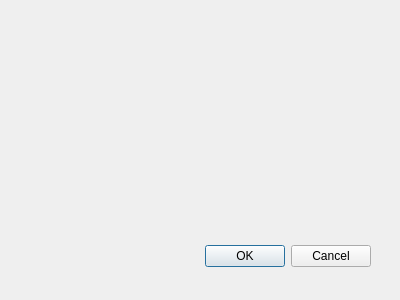
First picture: the form in aggiungiprodottodialog.ui, repository AlexWhite1608/LaboratorioProgrammazione, before the edit.
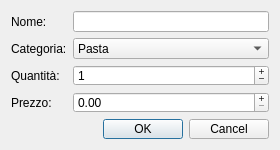
Second picture: the form after the edit.

Commit message: modificate proprietà del form

```diff
--- a/aggiungiprodottodialog.ui
+++ b/aggiungiprodottodialog.ui
@@ -6,14 +6,14 @@
    <rect>
     <x>0</x>
     <y>0</y>
-    <width>400</width>
-    <height>300</height>
+    <width>280</width>
+    <height>150</height>
    </rect>
   </property>
   <property name="minimumSize">
    <size>
-    <width>400</width>
-    <height>300</height>
+    <width>280</width>
+    <height>150</height>
    </size>
   </property>
   <property name="maximumSize">
@@ -25,22 +25,146 @@
   <property name="windowTitle">
    <string>Aggiungi prodotto</string>
   </property>
-  <widget class="QDialogButtonBox" name="buttonBox">
-   <property name="geometry">
-    <rect>
-     <x>30</x>
-     <y>240</y>
-     <width>341</width>
-     <height>32</height>
-    </rect>
-   </property>
-   <property name="orientation">
-    <enum>Qt::Horizontal</enum>
-   </property>
-   <property name="standardButtons">
-    <set>QDialogButtonBox::Cancel|QDialogButtonBox::Ok</set>
-   </property>
-  </widget>
+  <layout class="QGridLayout" name="gridLayout">
+   <item row="2" column="1">
+    <widget class="QSpinBox" name="spinBox">
+     <property name="wrapping">
+      <bool>false</bool>
+     </property>
+     <property name="buttonSymbols">
+      <enum>QAbstractSpinBox::PlusMinus</enum>
+     </property>
+     <property name="value">
+      <number>1</number>
+     </property>
+    </widget>
+   </item>
+   <item row="0" column="1">
+    <widget class="QLineEdit" name="lineEdit">
+     <property name="clearButtonEnabled">
+      <bool>true</bool>
+     </property>
+    </widget>
+   </item>
+   <item row="3" column="1">
+    <widget class="QDoubleSpinBox" name="doubleSpinBox">
+     <property name="buttonSymbols">
+      <enum>QAbstractSpinBox::PlusMinus</enum>
+     </property>
+     <property name="maximum">
+      <double>10000000000000000.000000000000000</double>
+     </property>
+     <property name="singleStep">
+      <double>0.010000000000000</double>
+     </property>
+     <property name="stepType">
+      <enum>QAbstractSpinBox::AdaptiveDecimalStepType</enum>
+     </property>
+    </widget>
+   </item>
+   <item row="0" column="0">
+    <widget class="QLabel" name="label_2">
+     <property name="text">
+      <string>Nome:</string>
+     </property>
+    </widget>
+   </item>
+   <item row="4" column="0" colspan="2">
+    <widget class="QDialogButtonBox" name="buttonBox">
+     <property name="orientation">
+      <enum>Qt::Horizontal</enum>
+     </property>
+     <property name="standardButtons">
+      <set>QDialogButtonBox::Cancel|QDialogButtonBox::Ok</set>
+     </property>
+    </widget>
+   </item>
+   <item row="2" column="0">
+    <widget class="QLabel" name="label_3">
+     <property name="text">
+      <string>Quantità:</string>
+     </property>
+    </widget>
+   </item>
+   <item row="1" column="1">
+    <widget class="QComboBox" name="comboBox">
+     <item>
+      <property name="text">
+       <string>Pasta</string>
+      </property>
+     </item>
+     <item>
+      <property name="text">
+       <string>Uova, frutta e verdura</string>
+      </property>
+     </item>
+     <item>
+      <property name="text">
+       <string>Carne</string>
+      </property>
+     </item>
+     <item>
+      <property name="text">
+       <string>Pesce</string>
+      </property>
+     </item>
+     <item>
+      <property name="text">
+       <string>Salumi, latte e latticini</string>
+      </property>
+     </item>
+     <item>
+      <property name="text">
+       <string>Prodotti da forno</string>
+      </property>
+     </item>
+     <item>
+      <property name="text">
+       <string>Piatti pronti</string>
+      </property>
+     </item>
+     <item>
+      <property name="text">
+       <string>Bevande</string>
+      </property>
+     </item>
+     <item>
+      <property name="text">
+       <string>Drogheria</string>
+      </property>
+     </item>
+     <item>
+      <property name="text">
+       <string>Igiene</string>
+      </property>
+     </item>
+     <item>
+      <property name="text">
+       <string>Articoli vari e pulizia</string>
+      </property>
+     </item>
+     <item>
+      <property name="text">
+       <string>Non catalogato</string>
+      </property>
+     </item>
+    </widget>
+   </item>
+   <item row="3" column="0">
+    <widget class="QLabel" name="label_4">
+     <property name="text">
+      <string>Prezzo:</string>
+     </property>
+    </widget>
+   </item>
+   <item row="1" column="0">
+    <widget class="QLabel" name="label">
+     <property name="text">
+      <string>Categoria:</string>
+     </property>
+    </widget>
+   </item>
+  </layout>
  </widget>
  <resources/>
  <connections>
```
